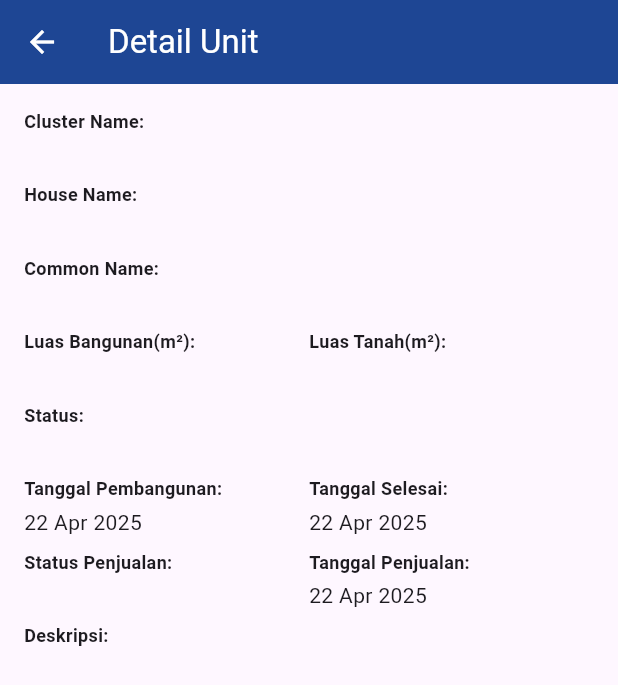
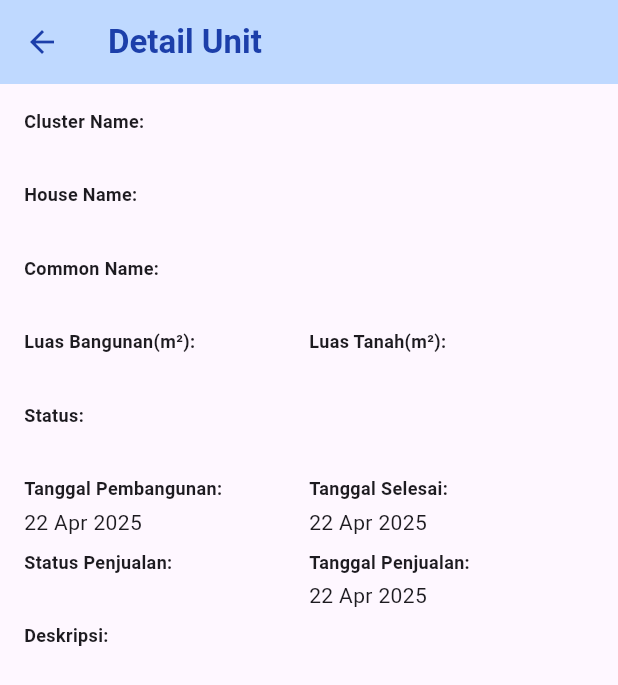
Before and after one commit to yowanmada123/viva-fdpi, a Flutter app: the FDPIDetailUnitView screen opened directly with empty values, on a phone screen of 412 x 824 dp. Shown: the top 685 px of the screen. Run offline on Flutter 3.47's test engine with Material 3 defaults, Android fonts, the phone set to English and light mode, and no system bars; our stand-ins replace bloc, cached_network_image, dartz, dio, equatable, flutter_bloc and 6 more; accounts and stored records are empty; Roboto replaces fonts that are missing (Poppins).

Commit message:
logout and change theme

```diff
--- a/lib/main.dart
+++ b/lib/main.dart
@@ -74,7 +74,7 @@ class MyApp extends StatelessWidget {
             title: 'Viva Kencana Ekspedisi',
             theme: ThemeData(
               colorScheme: ColorScheme.fromSeed(seedColor: Colors.deepPurple),
-              primaryColor: Color(0xff1E4694),
+              primaryColor: Color(0xFF1C3FAA),
               hintColor: Color(0xffF1F1F1),
               disabledColor: Color(0xff808186),
               secondaryHeaderColor: Color(0xff575353),
@@ -100,6 +100,7 @@ class MyApp extends StatelessWidget {
                   color: Colors.white,
                 ),
               ),
+              iconTheme: IconThemeData(color: Color(0xFF1C3FAA)),
             ),
 
             home: BlocBuilder<AuthenticationBloc, AuthenticationState>(
--- a/lib/presentation/driver/driver_dashboard_screen.dart
+++ b/lib/presentation/driver/driver_dashboard_screen.dart
@@ -6,6 +6,7 @@ import '../../bloc/auth/logout/logout_bloc.dart';
 import '../../data/repository/auth_repository.dart';
 import '../booking/booking_screen.dart';
 import '../fdpi/fdpi_residences_screen.dart';
+import '../widgets/logout_button.dart';
 
 class DriverDashboardScreen extends StatelessWidget {
   const DriverDashboardScreen({super.key});
@@ -58,6 +59,7 @@ class MyGridLayout extends StatelessWidget {
             fontFamily: 'Poppins',
           ),
         ),
+        actions: [const LogOutButton()],
       ),
       body: SafeArea(
         child: Container(
--- a/lib/presentation/fdpi/fdpi_detail_unit.dart
+++ b/lib/presentation/fdpi/fdpi_detail_unit.dart
@@ -28,10 +28,17 @@ class FDPIDetailUnitView extends StatelessWidget {
   Widget build(BuildContext context) {
     return Scaffold(
       appBar: AppBar(
-        backgroundColor: const Color(0xff1E4694),
-        title: Text("Detail Unit", style: TextStyle(color: Colors.white)),
+        backgroundColor: const Color(0xFFBFD9FF),
+        title: Text(
+          "Detail Unit",
+          style: TextStyle(
+            color: Color(0xFF1C3FAA),
+            fontWeight: FontWeight.w600,
+          ),
+        ),
         iconTheme: const IconThemeData(
-          color: Colors.white, // This makes back button white
+          color: Color(0xFF1C3FAA),
+          weight: 3, // This makes back button white
         ),
       ),
       body: SingleChildScrollView(
```
Also changed, not shown: lib/presentation/booking/booking_screen.dart (+27 -1 lines), lib/presentation/fdpi/fdpi_coordinates_screen.dart (+7 -3 lines), lib/presentation/fdpi/fdpi_residences_screen.dart (+10 -5 lines), lib/presentation/widgets/logout_button.dart (added, +59 -0 lines), 1 other file.
